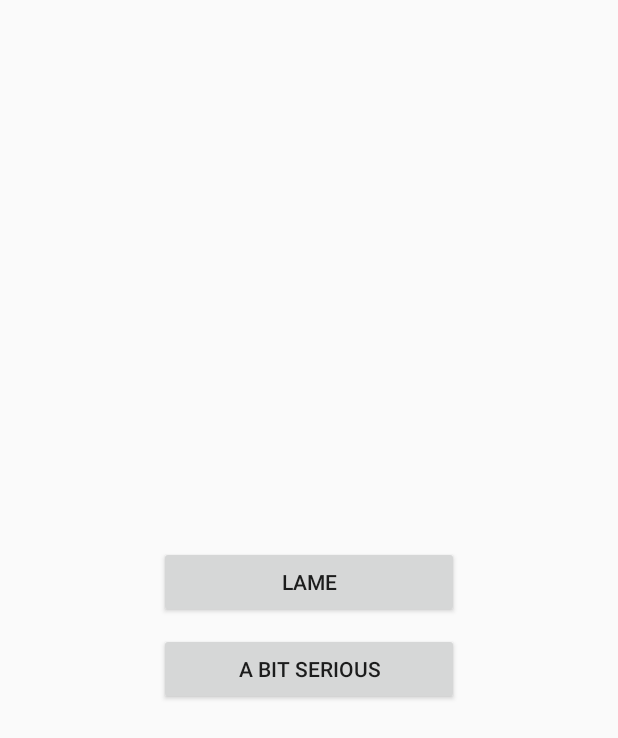
After one commit to mavharsha/Tic-Tac-Toe-Pro, an Android app: the layout difficult_level_layout.xml on its own in the app's theme, with its tools: preview values and no code run, on a phone screen of 412 x 824 dp. The commit adds this screen. Shown: the top 738 px of the screen. Run offline under Robolectric (Android 15) with nearby library versions, the phone set to English and light mode, and no system bars.

Commit message:
Day 5 Lame AI added

```diff
--- /dev/null
+++ b/app/src/main/res/layout/difficult_level_layout.xml
@@ -0,0 +1,33 @@
+<?xml version="1.0" encoding="utf-8"?>
+<!--
+  ~ Copyright (c) 2015.
+  ~ Author: Sree Harsha Mamilla.
+  ~ Pasyanthi
+  -->
+
+<LinearLayout xmlns:android="http://schemas.android.com/apk/res/android"
+    android:layout_width="match_parent"
+    android:layout_height="match_parent"
+    xmlns:tools="http://schemas.android.com/tools"
+    android:gravity="center"
+    android:orientation="vertical"
+    tools:context=".HomeScreen">
+
+
+    <Button
+        android:layout_height="wrap_content"
+        android:layout_width="200dp"
+        android:id="@+id/difficulty_level_lame"
+        android:layout_marginTop="20dp"
+        android:text="Lame"
+        android:onClick="levelSelected"/>
+    <Button
+        android:layout_height="wrap_content"
+        android:layout_width="200dp"
+        android:id="@+id/difficulty_level_serious"
+        android:layout_marginTop="10dp"
+        android:layout_marginBottom="10dp"
+        android:text="A Bit Serious"
+        android:onClick="levelSelected"/>
+
+</LinearLayout>
```
Also changed, not shown: app/src/main/java/sk/maverick/harsha/tictactoepro/ArtificialIntelligence.java (+13 -1 lines), app/src/main/java/sk/maverick/harsha/tictactoepro/Board.java (+83 -4 lines), app/src/main/java/sk/maverick/harsha/tictactoepro/GameActivity.java (+24 -9 lines), app/src/main/java/sk/maverick/harsha/tictactoepro/HomeScreen.java (+26 -5 lines), app/src/main/res/layout/activity_home_screen.xml (+2 -11 lines).
